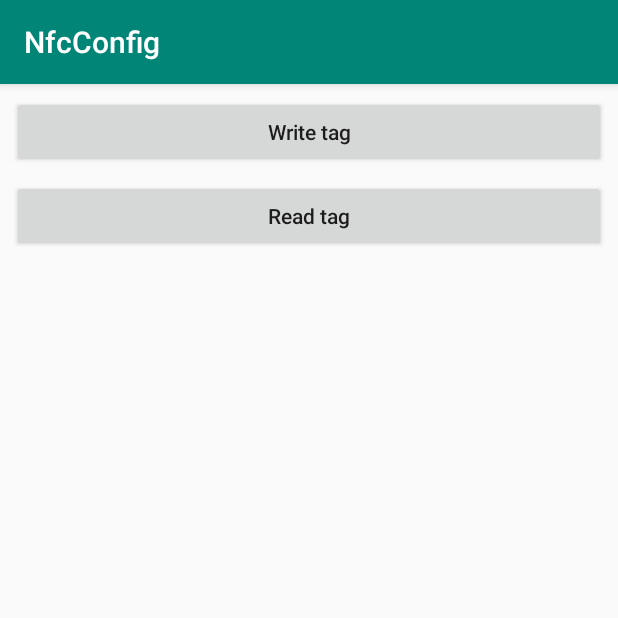
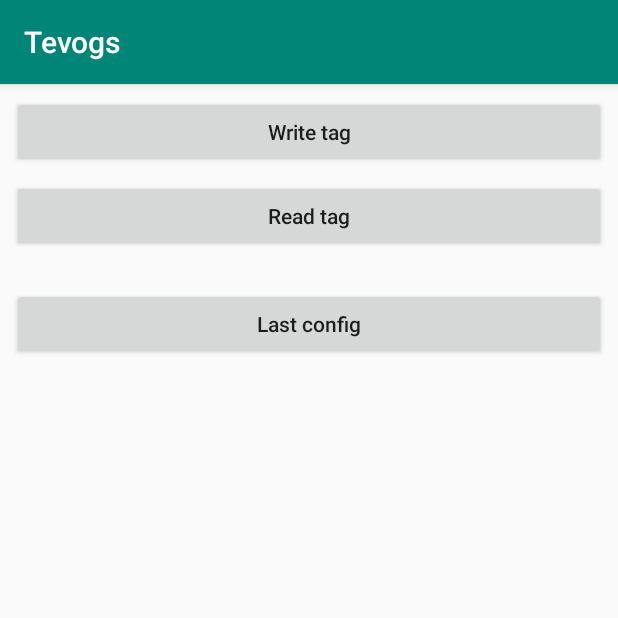
Before and after one commit to Bertoluci/Tevogs, an Android app: the screen it shows after launch (MainActivity), on a phone screen of 412 x 824 dp, the top half of it. Run offline under Robolectric (Android 15) with nearby library versions, the phone set to English and light mode, and no system bars.

Commit message:
Přidáno ukládání poslední načtené konfigurace a možnost ji uložit na tag.

```diff
--- a/app/src/main/AndroidManifest.xml
+++ b/app/src/main/AndroidManifest.xml
@@ -27,6 +27,7 @@
         </activity>
         <activity android:name=".WriteActivity" android:label="Write Tag" />
         <activity android:name=".ReadActivity" android:label="Read Tag" />
+        <activity android:name=".LastConfigActivity" android:label="Last config" />
     </application>
 
 </manifest>
--- a/app/src/main/java/com/aero4te/tevogs/MainActivity.java
+++ b/app/src/main/java/com/aero4te/tevogs/MainActivity.java
@@ -43,4 +43,9 @@ public class MainActivity extends AppCompatActivity {
         Intent readIntent = new Intent(this, ReadActivity.class);
         startActivity(readIntent);
     }
+
+    public void handleBtnLastConfigOnClick(View view) {
+        Intent lastConfigIntent = new Intent(this, LastConfigActivity.class);
+        startActivity(lastConfigIntent);
+    }
 }
--- a/app/src/main/res/layout/activity_main.xml
+++ b/app/src/main/res/layout/activity_main.xml
@@ -33,4 +33,18 @@
         app:layout_constraintEnd_toEndOf="parent"
         app:layout_constraintStart_toStartOf="parent"
         app:layout_constraintTop_toBottomOf="@+id/btnWrite" />
+
+    <Button
+        android:id="@+id/btnLastConfig"
+        android:layout_width="0dp"
+        android:layout_height="wrap_content"
+        android:layout_marginStart="8dp"
+        android:layout_marginTop="24dp"
+        android:layout_marginEnd="8dp"
+        android:onClick="handleBtnLastConfigOnClick"
+        android:text="@string/btn_last_config"
+        android:textAllCaps="false"
+        app:layout_constraintEnd_toEndOf="parent"
+        app:layout_constraintStart_toStartOf="parent"
+        app:layout_constraintTop_toBottomOf="@+id/btnRead" />
 </android.support.constraint.ConstraintLayout>
--- a/app/src/main/res/values/strings.xml
+++ b/app/src/main/res/values/strings.xml
@@ -1,5 +1,5 @@
 <resources>
-    <string name="app_name">NfcConfig</string>
+    <string name="app_name">Tevogs</string>
     <string name="btnWrite">Write tag</string>
     <string name="btnRead">Read tag</string>
     <string name="approachTag">Approach an NFC Tag</string>
@@ -15,4 +15,5 @@
     <string name="wifi_SSID">wifiSSID</string>
     <string name="btn_menu">Menu</string>
     <string name="btn_write">Write</string>
+    <string name="btn_last_config">Last config</string>
 </resources>
```
Also changed, not shown: app/src/main/java/com/aero4te/tevogs/LastConfigActivity.java (added, +100 -0 lines), app/src/main/java/com/aero4te/tevogs/WriteActivity.java (+13 -5 lines).
